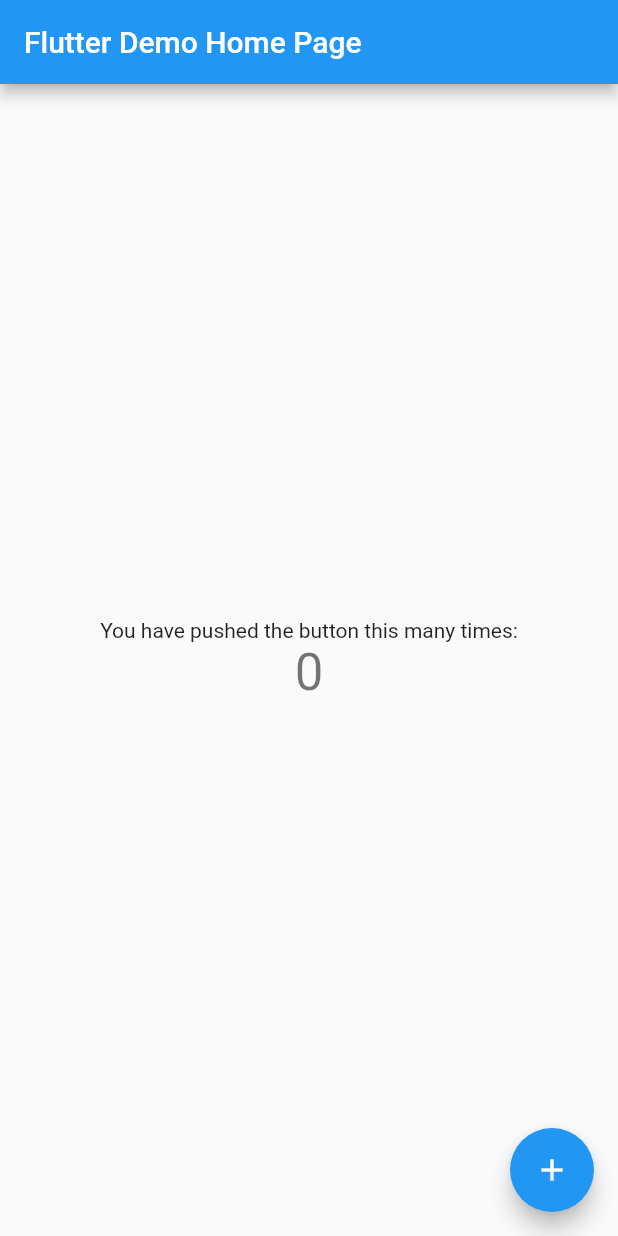
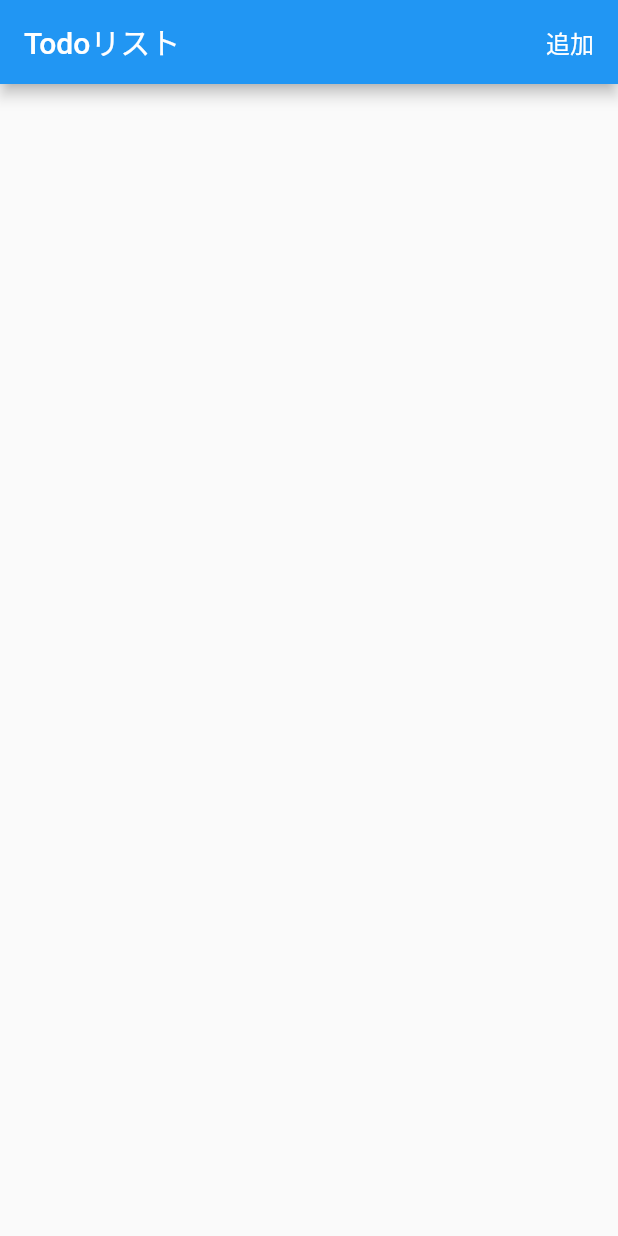
Before and after one commit to 1rsrx/riverpod_todo, a Flutter app: the screen it shows after launch, on a phone screen of 412 x 824 dp. Run offline on Flutter 3.47's test engine with Material 2 defaults, Android fonts, the phone set to English and light mode, and no system bars; our stand-ins replace flutter_riverpod.

Commit message:
riverpod版

```diff
--- /dev/null
+++ b/lib/app.dart
@@ -0,0 +1,12 @@
+import 'package:flutter/cupertino.dart';
+import 'package:flutter/material.dart';
+import 'package:todo/pages/todo_page.dart';
+
+class App extends StatelessWidget {
+  const App({Key? key}) : super(key: key);
+
+  @override
+  Widget build(BuildContext context) {
+    return const MaterialApp(home: TodoPage());
+  }
+}
--- /dev/null
+++ b/lib/controllers/todo_controller.dart
@@ -0,0 +1,24 @@
+import 'package:flutter_riverpod/flutter_riverpod.dart';
+import 'package:todo/entities/todo.dart';
+
+final todoProvider = StateNotifierProvider<TodoController, List<Todo>>(
+    (ref) => TodoController());
+
+class TodoController extends StateNotifier<List<Todo>> {
+  TodoController() : super([]);
+
+  void toggleDone(Todo todo) {
+    state = state.map((e) {
+      if (e.title == todo.title) {
+        return e.copyWith(null, !e.isDone, null);
+      } else {
+        return e;
+      }
+    }).toList();
+  }
+
+  void add(String title) {
+    final todo = Todo(title: title, isDone: false, createdAt: DateTime.now());
+    state = state.map((e) => e.copyWith(null, null, null)).toList() + [todo];
+  }
+}
--- /dev/null
+++ b/lib/entities/todo.dart
@@ -0,0 +1,14 @@
+class Todo {
+  Todo({required this.title, required this.isDone, required this.createdAt});
+
+  String title;
+  bool isDone;
+  DateTime createdAt;
+
+  Todo copyWith(String? title, bool? isDone, DateTime? createdAt) {
+    return Todo(
+        title: title ?? this.title,
+        isDone: isDone ?? this.isDone,
+        createdAt: createdAt ?? this.createdAt);
+  }
+}
--- a/lib/main.dart
+++ b/lib/main.dart
@@ -1,115 +1,6 @@
 import 'package:flutter/material.dart';
+import 'package:todo/app.dart';
 
 void main() {
-  runApp(const MyApp());
+  runApp(const App());
 }
-
-class MyApp extends StatelessWidget {
-  const MyApp({Key? key}) : super(key: key);
-
-  // This widget is the root of your application.
-  @override
-  Widget build(BuildContext context) {
-    return MaterialApp(
-      title: 'Flutter Demo',
-      theme: ThemeData(
-        // This is the theme of your application.
-        //
-        // Try running your application with "flutter run". You'll see the
-        // application has a blue toolbar. Then, without quitting the app, try
-        // changing the primarySwatch below to Colors.green and then invoke
-        // "hot reload" (press "r" in the console where you ran "flutter run",
-        // or simply save your changes to "hot reload" in a Flutter IDE).
-        // Notice that the counter didn't reset back to zero; the application
-        // is not restarted.
-        primarySwatch: Colors.blue,
-      ),
-      home: const MyHomePage(title: 'Flutter Demo Home Page'),
-    );
-  }
-}
-
-class MyHomePage extends StatefulWidget {
-  const MyHomePage({Key? key, required this.title}) : super(key: key);
-
-  // This widget is the home page of your application. It is stateful, meaning
-  // that it has a State object (defined below) that contains fields that affect
-  // how it looks.
-
-  // This class is the configuration for the state. It holds the values (in this
-  // case the title) provided by the parent (in this case the App widget) and
-  // used by the build method of the State. Fields in a Widget subclass are
-  // always marked "final".
-
-  final String title;
-
-  @override
-  State<MyHomePage> createState() => _MyHomePageState();
-}
-
-class _MyHomePageState extends State<MyHomePage> {
-  int _counter = 0;
-
-  void _incrementCounter() {
-    setState(() {
-      // This call to setState tells the Flutter framework that something has
-      // changed in this State, which causes it to rerun the build method below
-      // so that the display can reflect the updated values. If we changed
-      // _counter without calling setState(), then the build method would not be
-      // called again, and so nothing would appear to happen.
-      _counter++;
-    });
-  }
-
-  @override
-  Widget build(BuildContext context) {
-    // This method is rerun every time setState is called, for instance as done
-    // by the _incrementCounter method above.
-    //
-    // The Flutter framework has been optimized to make rerunning build methods
-    // fast, so that you can just rebuild anything that needs updating rather
-    // than having to individually change instances of widgets.
-    return Scaffold(
-      appBar: AppBar(
-        // Here we take the value from the MyHomePage object that was created by
-        // the App.build method, and use it to set our appbar title.
-        title: Text(widget.title),
-      ),
-      body: Center(
-        // Center is a layout widget. It takes a single child and positions it
-        // in the middle of the parent.
-        child: Column(
-          // Column is also a layout widget. It takes a list of children and
-          // arranges them vertically. By default, it sizes itself to fit its
-          // children horizontally, and tries to be as tall as its parent.
-          //
-          // Invoke "debug painting" (press "p" in the console, choose the
-          // "Toggle Debug Paint" action from the Flutter Inspector in Android
-          // Studio, or the "Toggle Debug Paint" command in Visual Studio Code)
-          // to see the wireframe for each widget.
-          //
-          // Column has various properties to control how it sizes itself and
-          // how it positions its children. Here we use mainAxisAlignment to
-          // center the children vertically; the main axis here is the vertical
-          // axis because Columns are vertical (the cross axis would be
-          // horizontal).
-          mainAxisAlignment: MainAxisAlignment.center,
-          children: <Widget>[
-            const Text(
-              'You have pushed the button this many times:',
-            ),
-            Text(
-              '$_counter',
-              style: Theme.of(context).textTheme.headline4,
-            ),
-          ],
-        ),
-      ),
-      floatingActionButton: FloatingActionButton(
-        onPressed: _incrementCounter,
-        tooltip: 'Increment',
-        child: const Icon(Icons.add),
-      ), // This trailing comma makes auto-formatting nicer for build methods.
-    );
-  }
-}
--- /dev/null
+++ b/lib/pages/todo_page.dart
@@ -0,0 +1,80 @@
+import 'package:flutter/material.dart';
+import 'package:flutter_riverpod/flutter_riverpod.dart';
+import 'package:todo/controllers/todo_controller.dart';
+import 'package:todo/dialogs/input_dialog.dart';
+import 'package:todo/entities/todo.dart';
+
+class TodoPage extends ConsumerWidget {
+  const TodoPage({Key? key}) : super(key: key);
+
+  @override
+  Widget build(BuildContext context, WidgetRef ref) {
+    return const ProviderScope(child: _TodoListPageLayout());
+  }
+}
+
+class _TodoListPageLayout extends ConsumerWidget {
+  const _TodoListPageLayout({Key? key}) : super(key: key);
+
+  @override
+  Widget build(BuildContext context, WidgetRef ref) {
+    final controller = ref.watch(todoProvider.notifier);
+
+    return Scaffold(
+        appBar: AppBar(title: const Text('Todoリスト'), actions: [
+          TextButton(
+              onPressed: () {
+                InputDialog(context).show(onAddButtonTapped: (title) {
+                  controller.add(title);
+                });
+              },
+              child: const Text(
+                '追加',
+                style: TextStyle(color: Colors.white, fontSize: 16),
+              ))
+        ]),
+        body: const _TodoList());
+  }
+}
+
+class _TodoList extends ConsumerWidget {
+  const _TodoList({Key? key}) : super(key: key);
+
+  @override
+  Widget build(BuildContext context, WidgetRef ref) {
+    final todos = ref.watch(todoProvider);
+
+    return ListView.builder(
+        itemBuilder: (_, index) =>
+            _TodoListTile(todo: todos[index], index: index),
+        itemCount: todos.length);
+  }
+}
+
+class _TodoListTile extends ConsumerWidget {
+  const _TodoListTile({required this.todo, required this.index, Key? key})
+      : super(key: key);
+
+  final Todo todo;
+  final int index;
+
+  @override
+  Widget build(BuildContext context, WidgetRef ref) {
+    return Container(
+        padding: const EdgeInsets.only(left: 10, right: 10),
+        child: Row(
+          mainAxisAlignment: MainAxisAlignment.spaceBetween,
+          children: [Text(todo.title), _checkButton(ref, todo)],
+        ));
+  }
+
+  Widget _checkButton(WidgetRef ref, Todo todo) {
+    return IconButton(
+        onPressed: () {
+          ref.watch(todoProvider.notifier).toggleDone(todo);
+        },
+        icon: todo.isDone
+            ? const Icon(Icons.check_box_outlined)
+            : const Icon(Icons.crop_square_outlined));
+  }
+}
```
Also changed, not shown: lib/dialogs/input_dialog.dart (added, +39 -0 lines), pubspec.yaml (+1 -65 lines), pubspec.lock, 1 other file.
